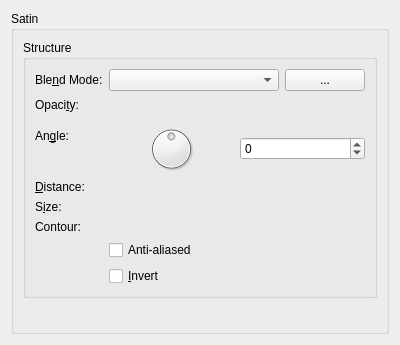
Qt form libs/ui/layerstyles/WdgSatin.ui (KDE/krita) before a commit.
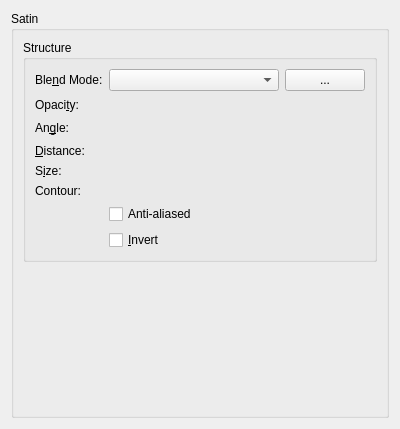
The same form after that commit. Custom widgets are drawn as their Qt base class.

Commit message: Layer Styles UI: fix for angle selection, small UI tweaks

What changed in the file:
```diff
--- a/libs/ui/layerstyles/WdgSatin.ui
+++ b/libs/ui/layerstyles/WdgSatin.ui
@@ -7,7 +7,7 @@
     <x>0</x>
     <y>0</y>
     <width>400</width>
-    <height>345</height>
+    <height>429</height>
    </rect>
   </property>
   <layout class="QGridLayout" name="gridLayout">
@@ -89,49 +89,16 @@
            </property>
           </widget>
          </item>
-         <item row="2" column="1">
-          <layout class="QHBoxLayout" name="horizontalLayout_2"/>
-         </item>
-         <item row="3" column="0">
+         <item row="2" column="0">
           <widget class="QLabel" name="label">
            <property name="text">
             <string>An&amp;gle:</string>
            </property>
            <property name="buddy">
-            <cstring>dialAngle</cstring>
+            <cstring>angleSelector</cstring>
            </property>
           </widget>
          </item>
-         <item row="3" column="1">
-          <layout class="QHBoxLayout" name="horizontalLayout_3">
-           <item>
-            <widget class="QDial" name="dialAngle">
-             <property name="toolTip">
-              <string>Set the angle of the light source</string>
-             </property>
-             <property name="minimum">
-              <number>-179</number>
-             </property>
-             <property name="maximum">
-              <number>180</number>
-             </property>
-             <property name="wrapping">
-              <bool>true</bool>
-             </property>
-            </widget>
-           </item>
-           <item>
-            <widget class="KisIntParseSpinBox" name="intAngle">
-             <property name="minimum">
-              <number>-179</number>
-             </property>
-             <property name="maximum">
-              <number>180</number>
-             </property>
-            </widget>
-           </item>
-          </layout>
-         </item>
          <item row="4" column="0">
           <widget class="QLabel" name="label_2">
            <property name="text">
@@ -199,6 +166,33 @@
            </property>
           </widget>
          </item>
+         <item row="2" column="1">
+          <layout class="QHBoxLayout" name="horizontalLayout_2">
+           <item>
+            <widget class="KisLayerStyleAngleSelector" name="angleSelector" native="true">
+             <property name="sizePolicy">
+              <sizepolicy hsizetype="Preferred" vsizetype="Preferred">
+               <horstretch>0</horstretch>
+               <verstretch>0</verstretch>
+              </sizepolicy>
+             </property>
+            </widget>
+           </item>
+           <item>
+            <spacer name="horizontalSpacer">
+             <property name="orientation">
+              <enum>Qt::Horizontal</enum>
+             </property>
+             <property name="sizeHint" stdset="0">
+              <size>
+               <width>40</width>
+               <height>20</height>
+              </size>
+             </property>
+            </spacer>
+           </item>
+          </layout>
+         </item>
         </layout>
         <zorder>cmbContour</zorder>
         <zorder>chkAntiAliased</zorder>
@@ -214,21 +208,8 @@
         <zorder>chkInvert</zorder>
        </widget>
       </item>
-      <item row="2" column="0">
-       <spacer name="verticalSpacer">
-        <property name="orientation">
-         <enum>Qt::Vertical</enum>
-        </property>
-        <property name="sizeHint" stdset="0">
-         <size>
-          <width>20</width>
-          <height>40</height>
-         </size>
-        </property>
-       </spacer>
-      </item>
       <item row="1" column="0">
-       <spacer name="verticalSpacer_2">
+       <spacer name="verticalSpacer">
         <property name="orientation">
          <enum>Qt::Vertical</enum>
         </property>
@@ -251,11 +232,6 @@
    <extends>QPushButton</extends>
    <header>kis_color_button.h</header>
   </customwidget>
-  <customwidget>
-   <class>KisIntParseSpinBox</class>
-   <extends>QSpinBox</extends>
-   <header>kis_int_parse_spin_box.h</header>
-  </customwidget>
   <customwidget>
    <class>KisSliderSpinBox</class>
    <extends>QWidget</extends>
@@ -267,6 +243,12 @@
    <extends>QComboBox</extends>
    <header location="global">kis_cmb_composite.h</header>
   </customwidget>
+  <customwidget>
+   <class>KisLayerStyleAngleSelector</class>
+   <extends>QWidget</extends>
+   <header>KisLayerStyleAngleSelector.h</header>
+   <container>1</container>
+  </customwidget>
   <customwidget>
    <class>KisCmbContour</class>
    <extends>QWidget</extends>
```
The commit also changes 10 other files.
